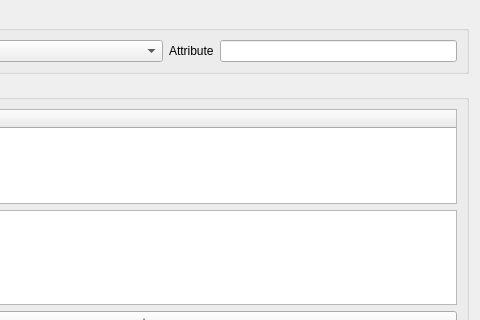
Before: the Qt Designer form src/DynaMind-BasicModules/guiattributecalculator.ui in iut-ibk/DynaMind-ToolBox, drawn with Qt 5; both pictures show x 192 to 672 and y 0 to 320 of the 672 by 479 pixel window.
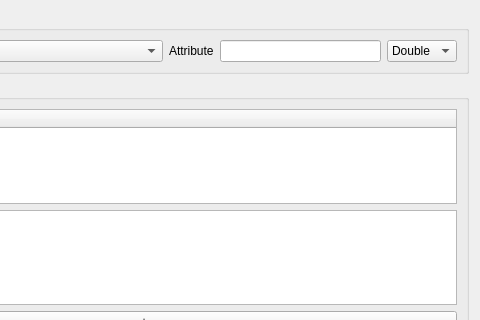
After: the same form once the commit is applied.

Commit message: attr-calc: added attribute type

What changed in the file:
```diff
--- a/src/DynaMind-BasicModules/guiattributecalculator.ui
+++ b/src/DynaMind-BasicModules/guiattributecalculator.ui
@@ -53,6 +53,20 @@
       <item>
        <widget class="QLineEdit" name="lineEditAttribute"/>
       </item>
+      <item>
+       <widget class="QComboBox" name="attributeType">
+        <item>
+         <property name="text">
+          <string>Double</string>
+         </property>
+        </item>
+        <item>
+         <property name="text">
+          <string>String</string>
+         </property>
+        </item>
+       </widget>
+      </item>
      </layout>
     </widget>
    </item>
```
The commit also changes 4 other files.
